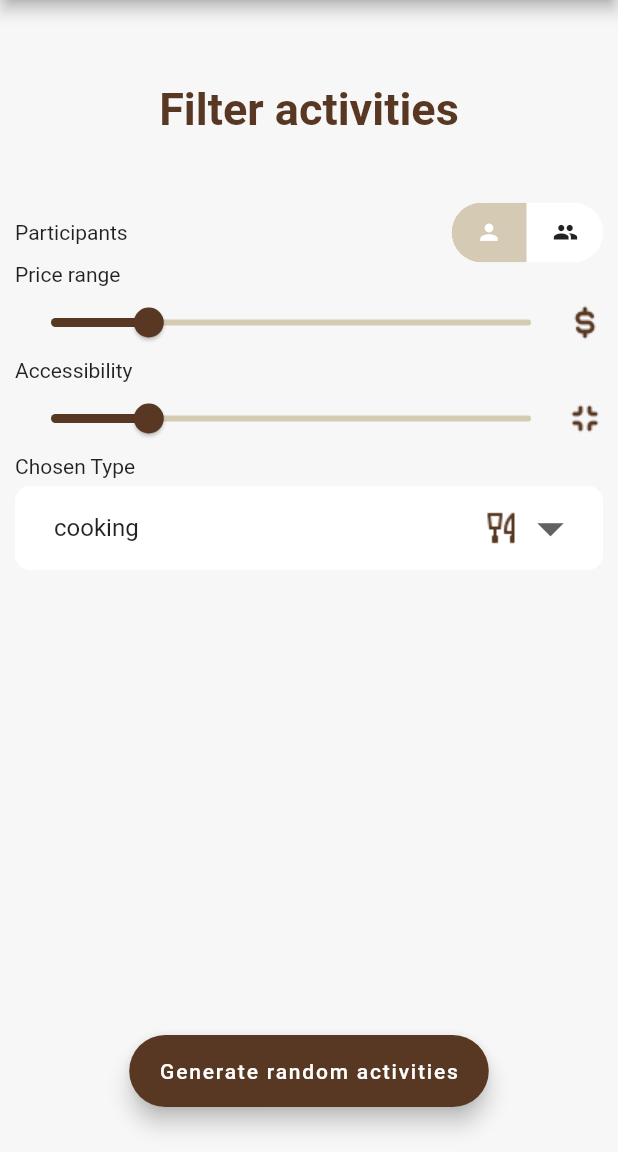
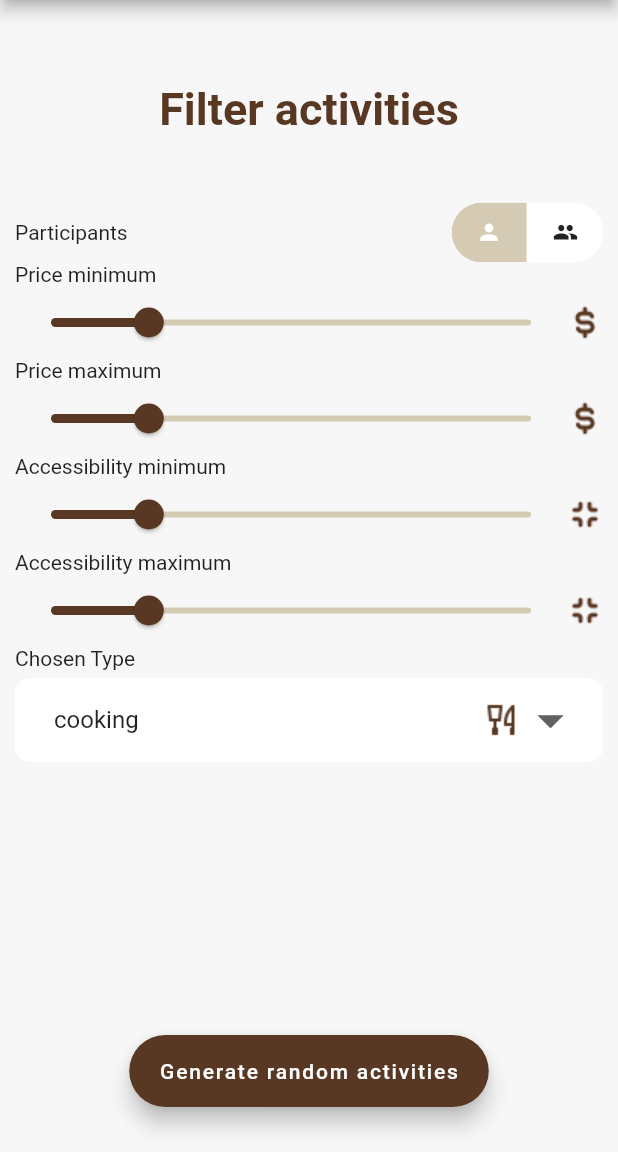
Before and after one commit to JeanDeboutGat/Boring-mobile-app, a Flutter app: the screen it shows after launch, after a tap on the "filter alt" icon, on a phone screen of 412 x 824 dp, the part 84-1236 px from its top. Run offline on Flutter 3.47's test engine with Material 2 defaults, Android fonts, the light colour scheme and no system bars; drawn by our look-alikes of toggle_switch; our stand-ins replace get_it.

Commit message:
feat(filter): pass data to service using getIt dependencies and do some code enhancement

```diff
--- a/lib/models/activity.model.dart
+++ b/lib/models/activity.model.dart
@@ -1,12 +1,13 @@
 enum Participants { one, group }
 
-enum TypeActivity { education, cooking, recreational, charity, relaxation, music, busywork }
+enum TypeActivity { education, cooking, recreational, charity, relaxation, music, busywork, any }
 
 class Activity {
+  String title;
   TypeActivity type;
   Participants participants;
   int cost;
   int accessibility;
 
-  Activity(this.type, this.participants, this.cost, this.accessibility);
+  Activity(this.title, this.type, this.participants, this.cost, this.accessibility);
 }
--- a/lib/models/filter.model.dart
+++ b/lib/models/filter.model.dart
@@ -1,14 +1,23 @@
 import 'activity.model.dart';
 
-class FilterItem {
-  TypeActivity type;
+class Filter {
+  TypeActivity type = TypeActivity.any; // TODO find a better way to use union type in dart
+  double priceMin = 0;
+  double priceMax = 1;
+  Participants participants = Participants.group;
+  double accessibilityMin = 0;
+  double accessibilityMax = 1;
+}
+
+class FilterType {
+  TypeActivity name;
   String image;
 
-  FilterItem(this.type, this.image);
+  FilterType(this.name, this.image);
 
   @override
-  bool operator ==(Object other) => other is FilterItem && (other.type == type && other.image == image);
+  bool operator ==(Object other) => other is FilterType && (other.name == name && other.image == image);
 
   @override
-  int get hashCode => type.hashCode;
+  int get hashCode => name.hashCode;
 }
--- /dev/null
+++ b/lib/services/filter.service.dart
@@ -0,0 +1,35 @@
+import 'package:me_bored/models/activity.model.dart';
+
+import '../models/filter.model.dart';
+
+class FilterService {
+  Filter filter = Filter();
+
+  void addParticipants(Participants participants) {
+    filter.participants = participants;
+  }
+
+  void addPriceMin(double price) {
+    filter.priceMin = price;
+  }
+
+  void addPriceMax(double price) {
+    filter.priceMax = price;
+  }
+
+  void addAccessibilityMax(double accessibility) {
+    filter.accessibilityMax = accessibility;
+  }
+
+  void addAccessibilityMin(double accessibility) {
+    filter.accessibilityMax = accessibility;
+  }
+
+  void addActivityType(TypeActivity type) {
+    filter.type = type;
+  }
+
+  Filter getFilter() {
+    return filter;
+  }
+}
--- a/lib/services/service.locator.dart
+++ b/lib/services/service.locator.dart
@@ -1,8 +1,10 @@
 import 'package:get_it/get_it.dart';
+import 'package:me_bored/services/filter.service.dart';
 import 'package:me_bored/services/todolist.service.dart';
 
 final getIt = GetIt.instance;
 
 setupServiceLocator() {
   getIt.registerLazySingleton<TodoListService>(() => TodoListService());
+  getIt.registerLazySingleton<FilterService>(() => FilterService());
 }
--- a/lib/views/HomeWidget.dart
+++ b/lib/views/HomeWidget.dart
@@ -21,8 +21,8 @@ class HomeWidget extends StatefulWidget {
 }
 
 class _HomeWidgetState extends State<HomeWidget> {
-  Activity activity = Activity(TypeActivity.cooking, Participants.group, 1, 2);
-  TodoListService todoListService =  getIt<TodoListService>();
+  Activity activity = Activity("Make bread from scratch", TypeActivity.cooking, Participants.group, 1, 2);
+  TodoListService todoListService = getIt<TodoListService>();
 
   @override
   Widget build(BuildContext context) {
@@ -66,8 +66,8 @@ class _HomeWidgetState extends State<HomeWidget> {
                           padding: const EdgeInsets.all(20),
                           child: Column(
                             children: [
-                              const Image(
-                                image: AssetImage("assets/undraw_cooking.png"),
+                              Image(
+                                image: AssetImage("assets/illustrations/${activity.type.name}.png"),
                               ),
                               const Text("Make bread from scratch"),
                               const SizedBox(width: 10),
@@ -109,9 +109,9 @@ class _HomeWidgetState extends State<HomeWidget> {
                                         ],
                                       ),
                                       Row(
-                                        children: [
-                                          const Text("Type"),
-                                          Image(image: AssetImage("assets/${activity.type.name}.png")),
+                                        children: const [
+                                          Text("Type"),
+                                          Image(image: AssetImage("assets/cost-unhighlighted.png")),//TODO not accessing cooking png
                                         ],
                                       ),
                                     ],
--- a/lib/views/filterWidget.dart
+++ b/lib/views/filterWidget.dart
@@ -1,21 +1,25 @@
 import 'package:flutter/material.dart';
 import 'package:me_bored/models/activity.model.dart';
+import 'package:me_bored/services/filter.service.dart';
 import 'package:toggle_switch/toggle_switch.dart';
 
 import '../models/filter.model.dart';
+import '../services/service.locator.dart';
 import 'CustomAppBarWidget.dart';
 import '../constants.dart';
 
 class FilterWidget extends StatefulWidget {
   FilterWidget({super.key});
 
-  final List<FilterItem> typesList = <FilterItem>[
-    FilterItem(TypeActivity.cooking, "assets/cooking.png"),
-    FilterItem(TypeActivity.education, "assets/cost-highlighted.png"),
-    FilterItem(TypeActivity.recreational, "assets/cost-highlighted.png"),
-    FilterItem(TypeActivity.relaxation, "assets/cost-highlighted.png"),
-    FilterItem(TypeActivity.music, "assets/cost-highlighted.png"),
-    FilterItem(TypeActivity.charity, "assets/cost-highlighted.png"),
+  FilterService filterService = getIt<FilterService>();
+
+  final List<FilterType> typesList = <FilterType>[
+    FilterType(TypeActivity.cooking, "assets/cooking.png"),
+    FilterType(TypeActivity.education, "assets/cost-highlighted.png"),
+    FilterType(TypeActivity.recreational, "assets/cost-highlighted.png"),
+    FilterType(TypeActivity.relaxation, "assets/cost-highlighted.png"),
+    FilterType(TypeActivity.music, "assets/cost-highlighted.png"),
+    FilterType(TypeActivity.charity, "assets/cost-highlighted.png"),
   ];
 
   @override
@@ -25,9 +29,11 @@ class FilterWidget extends StatefulWidget {
 }
 
 class _FilterWidgetState extends State<FilterWidget> {
-  double _currentPriceSliderValue = 20;
-  double _currentAccessibilitySliderValue = 20;
-  late FilterItem selectedTypeValue;
+  double _currentMinPriceSliderValue = 20;
+  double _currentMaxPriceSliderValue = 20;
+  double _currentMinAccessibilitySliderValue = 20;
+  double _currentMaxAccessibilitySliderValue = 20;
+  late FilterType selectedTypeValue;
 
   @override
   void initState() {
@@ -64,7 +70,7 @@ class _FilterWidgetState extends State<FilterWidget> {
                   totalSwitches: 2,
                   icons: const [Icons.person, Icons.group],
                   onToggle: (index) {
-                    print('switched to: $index');
+                    widget.filterService.addParticipants(index == 0 ? Participants.one : Participants.group);
                   },
                 ),
               ],
@@ -72,20 +78,21 @@ class _FilterWidgetState extends State<FilterWidget> {
             Column(
               crossAxisAlignment: CrossAxisAlignment.start,
               children: [
-                const Text("Price range"),
+                const Text("Price minimum"),
                 Row(
                   children: [
                     Expanded(
                       child: Slider(
-                        value: _currentPriceSliderValue,
+                        value: _currentMinPriceSliderValue,
                         max: 100,
                         divisions: 100,
                         activeColor: const Color(COLORS.primary),
                         inactiveColor: const Color(COLORS.secondary),
-                        label: _currentPriceSliderValue.round().toString(),
+                        label: _currentMinPriceSliderValue.round().toString(),
                         onChanged: (double value) {
                           setState(() {
-                            _currentPriceSliderValue = value;
+                            _currentMinPriceSliderValue = value;
+                            widget.filterService.addPriceMin(value);
                           });
                         },
                       ),
@@ -98,20 +105,75 @@ class _FilterWidgetState extends State<FilterWidget> {
             Column(
               crossAxisAlignment: CrossAxisAlignment.start,
               children: [
-                const Text("Accessibility"),
+                const Text("Price maximum"),
                 Row(
                   children: [
                     Expanded(
                       child: Slider(
-                        value: _currentAccessibilitySliderValue,
+                        value: _currentMaxPriceSliderValue,
                         max: 100,
                         divisions: 100,
                         activeColor: const Color(COLORS.primary),
                         inactiveColor: const Color(COLORS.secondary),
-                        label: _currentAccessibilitySliderValue.round().toString(),
+                        label: _currentMaxPriceSliderValue.round().toString(),
                         onChanged: (double value) {
                           setState(() {
-                            _currentAccessibilitySliderValue = value;
+                            _currentMaxPriceSliderValue = value;
+                            widget.filterService.addPriceMax(value);
+                          });
+                        },
+                      ),
+                    ),
+                    const Image(image: AssetImage("assets/cost-highlighted.png")),
+                  ],
+                )
+              ],
+            ),
+            Column(
+              crossAxisAlignment: CrossAxisAlignment.start,
+              children: [
+                const Text("Accessibility minimum"),
+                Row(
+                  children: [
+                    Expanded(
+                      child: Slider(
+                        value: _currentMinAccessibilitySliderValue,
+                        max: 100,
+                        divisions: 100,
+                        activeColor: const Color(COLORS.primary),
+                        inactiveColor: const Color(COLORS.secondary),
+                        label: _currentMinAccessibilitySliderValue.round().toString(),
+                        onChanged: (double value) {
+                          setState(() {
+                            _currentMinAccessibilitySliderValue = value;
+                            widget.filterService.addAccessibilityMin(value);
+                          });
+                        },
+                      ),
+                    ),
+                    const Image(image: AssetImage("assets/accessibility-highlighted.png")),
+                  ],
+                ),
+              ],
+            ),
+            Column(
+              crossAxisAlignment: CrossAxisAlignment.start,
+              children: [
+                const Text("Accessibility maximum"),
+                Row(
+                  children: [
+                    Expanded(
+                      child: Slider(
+                        value: _currentMaxAccessibilitySliderValue,
+                        max: 100,
+                        divisions: 100,
+                        activeColor: const Color(COLORS.primary),
+                        inactiveColor: const Color(COLORS.secondary),
+                        label: _currentMaxAccessibilitySliderValue.round().toString(),
+                        onChanged: (double value) {
+                          setState(() {
+                            _currentMaxAccessibilitySliderValue = value;
+                            widget.filterService.addAccessibilityMax(value);
                           });
                         },
                       ),
@@ -135,7 +197,7 @@ class _FilterWidgetState extends State<FilterWidget> {
                       borderRadius: BorderRadius.all(Radius.circular(10)),
                     ),
                     focusColor: const Color(COLORS.secondary),
-                    child: DropdownButton<FilterItem>(
+                    child: DropdownButton<FilterType>(
                       isExpanded: true,
                       value: selectedTypeValue,
                       icon: const Icon(Icons.arrow_drop_down_outlined),
@@ -146,15 +208,16 @@ class _FilterWidgetState extends State<FilterWidget> {
                         setState(() {
                           print("chosen type: $newValue");
                           selectedTypeValue = newValue!;
+                          widget.filterService.addActivityType(selectedTypeValue.name);
                         });
                       },
-                      items: widget.typesList.map<DropdownMenuItem<FilterItem>>((FilterItem value) {
-                        return DropdownMenuItem<FilterItem>(
+                      items: widget.typesList.map<DropdownMenuItem<FilterType>>((FilterType value) {
+                        return DropdownMenuItem<FilterType>(
                           value: value,
                           child: Row(
                             mainAxisAlignment: MainAxisAlignment.spaceBetween,
                             children: [
-                              Text(value.type.name),
+                              Text(value.name.name),
                               Image(image: AssetImage(value.image)),
                             ],
                           ),
@@ -172,7 +235,7 @@ class _FilterWidgetState extends State<FilterWidget> {
                 children: [
                   FloatingActionButton.extended(
                     onPressed: () {
-                      // Add your onPressed code here!
+                      Navigator.pushNamed(context, '/');
                     },
                     label: const Text('Generate random activities'),
                     backgroundColor: const Color(COLORS.primary),
```
Also changed, not shown: assets/illustrations/cooking.png (renamed from assets/undraw_cooking.png), assets/img_1.png (deleted).
